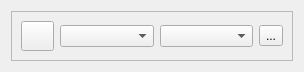
Old version of the form Qt/lib_private/serial5/serialbox5_lite/src/ui/serialbox5_lite.ui in the repository RinatB2017/mega_GIT.
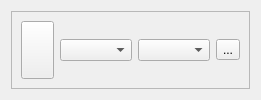
New version of the form.

The edit to the form file:
```diff
--- a/Qt/lib_private/serial5/serialbox5_lite/src/ui/serialbox5_lite.ui
+++ b/Qt/lib_private/serial5/serialbox5_lite/src/ui/serialbox5_lite.ui
@@ -2,14 +2,6 @@
 <ui version="4.0">
  <class>SerialBox5_lite</class>
  <widget class="QWidget" name="SerialBox5_lite">
-  <property name="geometry">
-   <rect>
-    <x>0</x>
-    <y>0</y>
-    <width>304</width>
-    <height>72</height>
-   </rect>
-  </property>
   <layout class="QVBoxLayout" name="main_layout">
    <item>
     <widget class="QFrame" name="frame">
```
